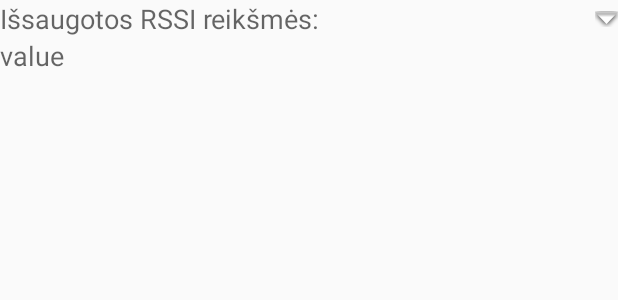
After one commit to drme/ble-loc, an Android app: the layout item_array_display.xml on its own in the app's theme, with its tools: preview values and no code run, on a phone screen of 412 x 824 dp. The commit adds this screen. Shown: the top 300 px of the screen. Run offline under Robolectric (Android 15) with nearby library versions, the phone set to English and light mode, and no system bars.

Commit message:
Changed RSSI array display components to single element and added expand icon to it

```diff
--- /dev/null
+++ b/BtMatuoklis/app/src/main/res/layout/item_array_display.xml
@@ -0,0 +1,38 @@
+<?xml version="1.0" encoding="utf-8"?>
+<RelativeLayout xmlns:android="http://schemas.android.com/apk/res/android"
+    android:layout_width="match_parent"
+    android:layout_height="wrap_content"
+    android:mode="twoLine" >
+
+    <TextView
+        android:layout_width="wrap_content"
+        android:layout_height="wrap_content"
+        android:textAppearance="?android:attr/textAppearanceMedium"
+        android:id="@android:id/text1"
+        android:layout_alignParentStart="true"
+        android:layout_toStartOf="@android:id/icon"
+        android:text="@string/beaconactivity_text_saved_rssi" />
+
+    <ImageView
+        android:layout_width="wrap_content"
+        android:layout_height="wrap_content"
+        android:id="@android:id/icon"
+        android:layout_alignParentEnd="true"
+        android:layout_alignTop="@android:id/text1"
+        android:layout_alignBottom="@android:id/text1"
+        android:src="@android:drawable/arrow_down_float"/>
+
+    <TextView
+        android:layout_width="match_parent"
+        android:layout_height="wrap_content"
+        android:textAppearance="?android:attr/textAppearanceMedium"
+        android:text="@string/generic_value"
+        android:singleLine="true"
+        android:maxLines="1"
+        android:ellipsize="end"
+        android:id="@android:id/text2"
+        android:layout_below="@android:id/text1"
+        android:layout_alignStart="@android:id/text1"
+        android:layout_alignParentEnd="true" />
+
+</RelativeLayout>
```
Also changed, not shown: BtMatuoklis/app/src/main/java/com/example/btmatuoklis/activities/BeaconActivity.java (+9 -3 lines), BtMatuoklis/app/src/main/res/layout/activity_beacon.xml (+4 -33 lines).
